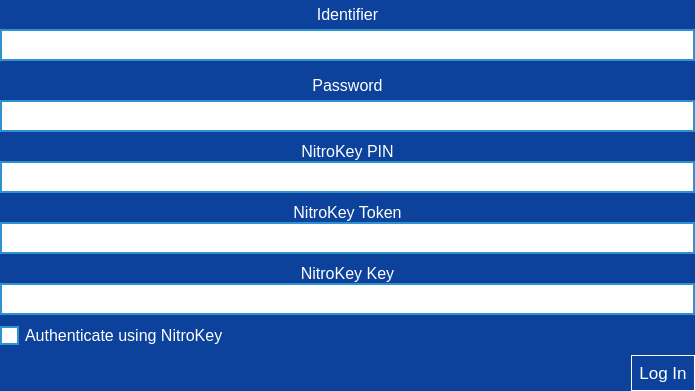
Above: parsec/core/gui/forms/login_login_widget.ui from Scille/parsec-cloud before the change. Below: the same form after it.
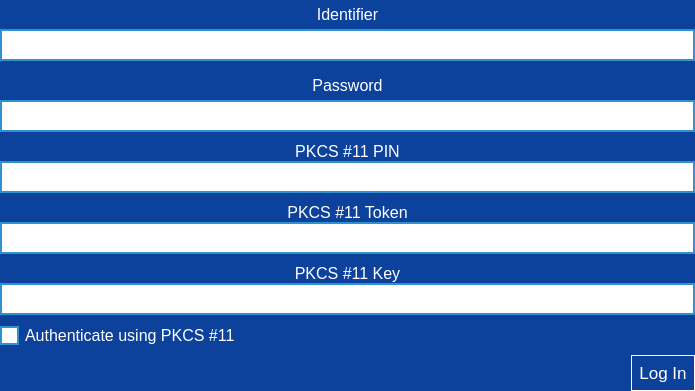
That is the form after the change. Icons and pictures are not drawn.

```diff
--- a/parsec/core/gui/forms/login_login_widget.ui
+++ b/parsec/core/gui/forms/login_login_widget.ui
@@ -306,7 +306,7 @@
                  <string notr="true">color: rgb(255, 255, 255);</string>
                 </property>
                 <property name="text">
-                 <string>NitroKey PIN</string>
+                 <string>PKCS #11 PIN</string>
                 </property>
                 <property name="alignment">
                  <set>Qt::AlignCenter</set>
@@ -355,7 +355,7 @@
                  <string notr="true">color: rgb(255, 255, 255);</string>
                 </property>
                 <property name="text">
-                 <string>NitroKey Token</string>
+                 <string>PKCS #11 Token</string>
                 </property>
                 <property name="alignment">
                  <set>Qt::AlignCenter</set>
@@ -398,7 +398,7 @@
                  <string notr="true">color: rgb(255, 255, 255);</string>
                 </property>
                 <property name="text">
-                 <string>NitroKey Key</string>
+                 <string>PKCS #11 Key</string>
                 </property>
                 <property name="alignment">
                  <set>Qt::AlignCenter</set>
@@ -439,7 +439,7 @@
             <string notr="true"/>
            </property>
            <property name="text">
-            <string>Authenticate using NitroKey</string>
+            <string>Authenticate using PKCS #11</string>
            </property>
            <property name="checkable">
             <bool>true</bool>
```
Left out of the diff: 16 changed lines with no effect on the pictures.
